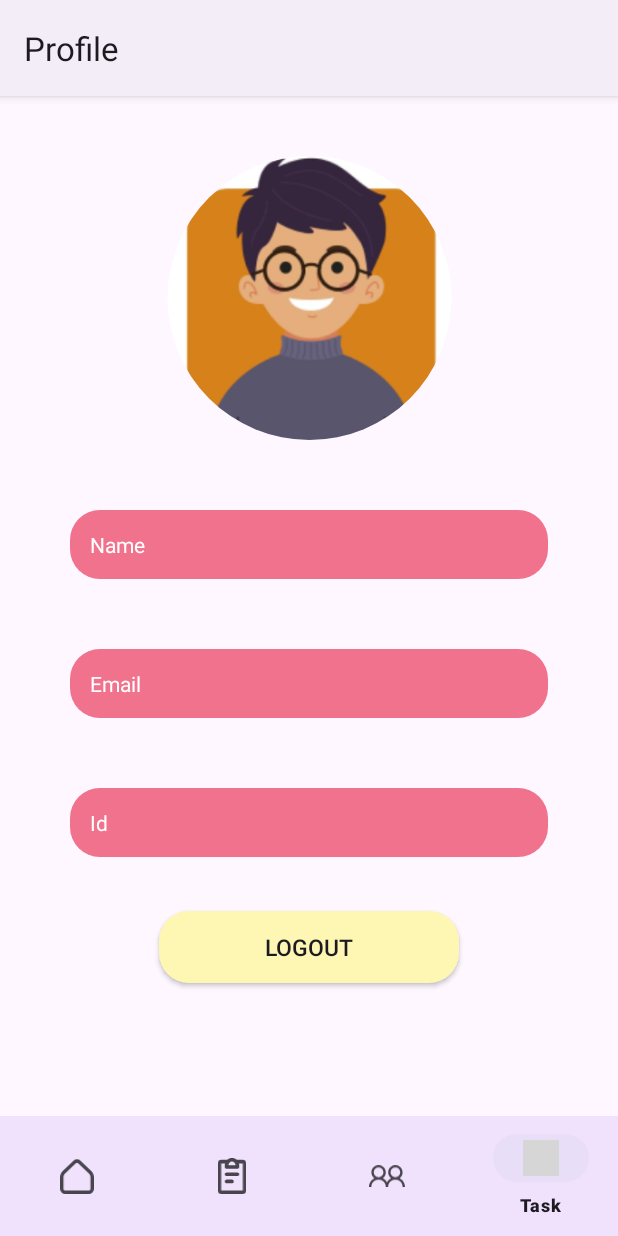
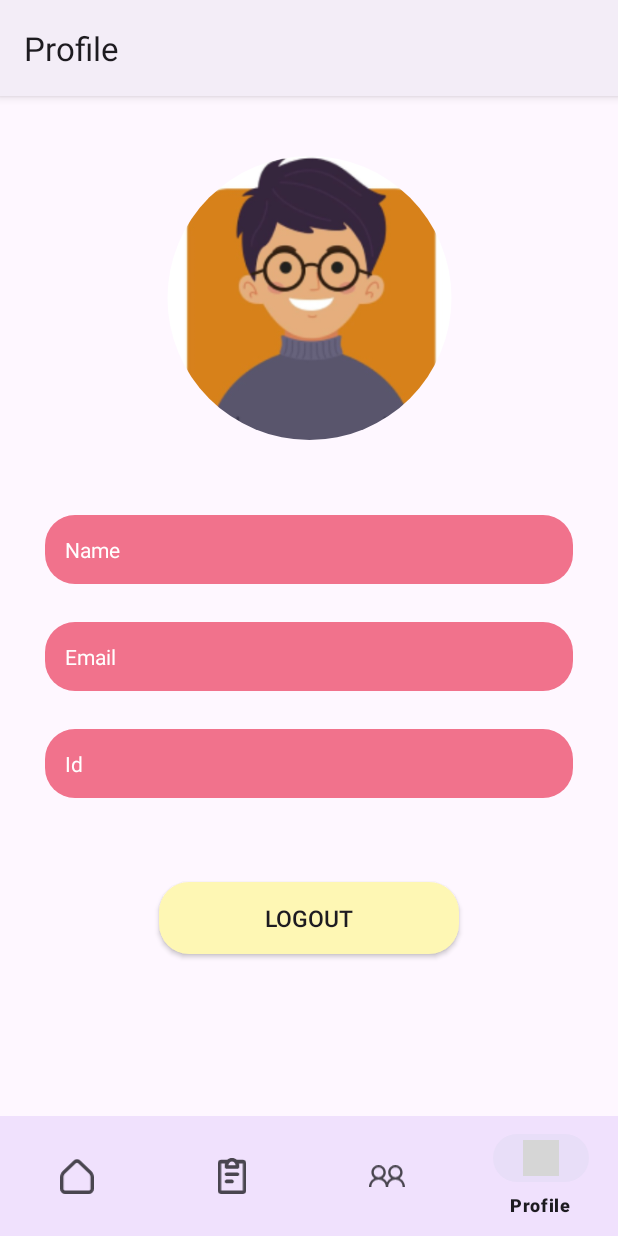
Before and after one commit to alfianfakhrudin2/TodooApp, an Android app: the ProfileFragment screen opened through its navigation route, on a phone screen of 412 x 824 dp. Run offline under Robolectric (Android 15) with nearby library versions, the phone set to English and light mode, and no system bars; our stand-ins replace CircleImageView, navigation-ui; grey boxes are pictures that could not be loaded.

Commit message:
menambahkan intent pada btn logout

```diff
--- a/app/src/main/java/com/example/mytask/LoginActivity.kt
+++ b/app/src/main/java/com/example/mytask/LoginActivity.kt
@@ -4,6 +4,7 @@ import android.content.Intent
 import androidx.appcompat.app.AppCompatActivity
 import android.os.Bundle
 import com.example.mytask.databinding.ActivityLoginBinding
+
 
 class LoginActivity : AppCompatActivity() {
     private lateinit var binding: ActivityLoginBinding
--- a/app/src/main/java/com/example/mytask/ui/profile/ProfileFragment.kt
+++ b/app/src/main/java/com/example/mytask/ui/profile/ProfileFragment.kt
@@ -1,10 +1,13 @@
 package com.example.mytask.ui.profile
 
+import android.content.Intent
 import android.os.Bundle
 import androidx.fragment.app.Fragment
 import android.view.LayoutInflater
 import android.view.View
 import android.view.ViewGroup
+import android.widget.Button
+import com.example.mytask.LoginActivity
 import com.example.mytask.R
 
 
@@ -15,5 +18,22 @@ class ProfileFragment : Fragment() {
     ): View? {
         // Inflate the layout for this fragment
         return inflater.inflate(R.layout.fragment_profile, container, false)
+
+    }
+    override fun onViewCreated(view: View, savedInstanceState: Bundle?) {
+        super.onViewCreated(view, savedInstanceState)
+
+        // Implementasi ketika tombol di klik
+        view.findViewById<Button>(R.id.btn_logout).setOnClickListener {
+            // Membuat Intent untuk berpindah ke Activity
+            val intent = Intent(activity, LoginActivity::class.java)
+
+            // (Opsional) Mengirim data menggunakan Intent
+            intent.putExtra("key", "value")
+
+            // Memulai Activity baru
+            startActivity(intent)
+        }
+
     }
 }
--- a/app/src/main/res/layout/fragment_profile.xml
+++ b/app/src/main/res/layout/fragment_profile.xml
@@ -23,7 +23,9 @@
         android:id="@+id/myName"
         android:layout_width="match_parent"
         android:layout_height="wrap_content"
-        android:layout_margin="70px"
+        android:layout_marginEnd="30dp"
+        android:layout_marginStart="30dp"
+        android:layout_marginTop="50dp"
         android:background="@drawable/bg_rounded"
         android:padding="13dp"
         android:backgroundTint="@color/btn_color"
@@ -37,7 +39,9 @@
         android:id="@+id/myEmail"
         android:layout_width="match_parent"
         android:layout_height="wrap_content"
-        android:layout_margin="70px"
+        android:layout_marginEnd="30dp"
+        android:layout_marginStart="30dp"
+        android:layout_marginTop="25dp"
         android:background="@drawable/bg_rounded"
         android:padding="13dp"
         android:backgroundTint="@color/btn_color"
@@ -49,7 +53,9 @@
         android:id="@+id/myIds"
         android:layout_width="match_parent"
         android:layout_height="wrap_content"
-        android:layout_margin="70px"
+        android:layout_marginEnd="30dp"
+        android:layout_marginStart="30dp"
+        android:layout_marginTop="25dp"
         android:background="@drawable/bg_rounded"
         android:padding="13dp"
         android:text="@string/id"
@@ -60,13 +66,13 @@
         app:layout_constraintTop_toBottomOf="@+id/myEmail" />
 
     <androidx.appcompat.widget.AppCompatButton
-        android:id="@+id/text_profile"
+        android:id="@+id/btn_logout"
         android:layout_width="200dp"
         android:layout_height="wrap_content"
         android:layout_marginStart="8dp"
         android:layout_marginEnd="8dp"
         android:background="@drawable/bg_rounded"
-        android:layout_marginTop="54px"
+        android:layout_marginTop="84px"
         android:text="@string/this_is_profile_fragment"
         android:textAlignment="center"
         android:backgroundTint="#FEF7B4"
--- a/app/src/main/res/menu/bottom_nav_menu.xml
+++ b/app/src/main/res/menu/bottom_nav_menu.xml
@@ -14,11 +14,11 @@
     <item
         android:id="@+id/navigation_task"
         android:icon="@drawable/ic_friends"
-        android:title="@string/title_notifications" />
+        android:title="@string/title_Task" />
 
     <item
         android:id="@+id/navigation_profile"
         android:icon="@drawable/account"
-        android:title="@string/title_notifications" />
+        android:title="@string/title_profile" />
 
 </menu>
--- a/app/src/main/res/navigation/mobile_navigation.xml
+++ b/app/src/main/res/navigation/mobile_navigation.xml
@@ -20,7 +20,7 @@
     <fragment
         android:id="@+id/navigation_task"
         android:name="com.example.mytask.ui.notifications.TaskFragment"
-        android:label="@string/title_notifications"
+        android:label="@string/title_Task"
         tools:layout="@layout/fragment_task" />
 
     <fragment
--- a/app/src/main/res/values/strings.xml
+++ b/app/src/main/res/values/strings.xml
@@ -2,7 +2,7 @@
     <string name="app_name">MyTask</string>
     <string name="title_home">Home</string>
     <string name="title_dashboard">Dashboard</string>
-    <string name="title_notifications">Task</string>
+    <string name="title_Task">Task</string>
     <string name="title_profile">Profile</string>
     <!-- TODO: Remove or change this placeholder text -->
     <string name="hello_blank_fragment">Hello blank fragment</string>
```
